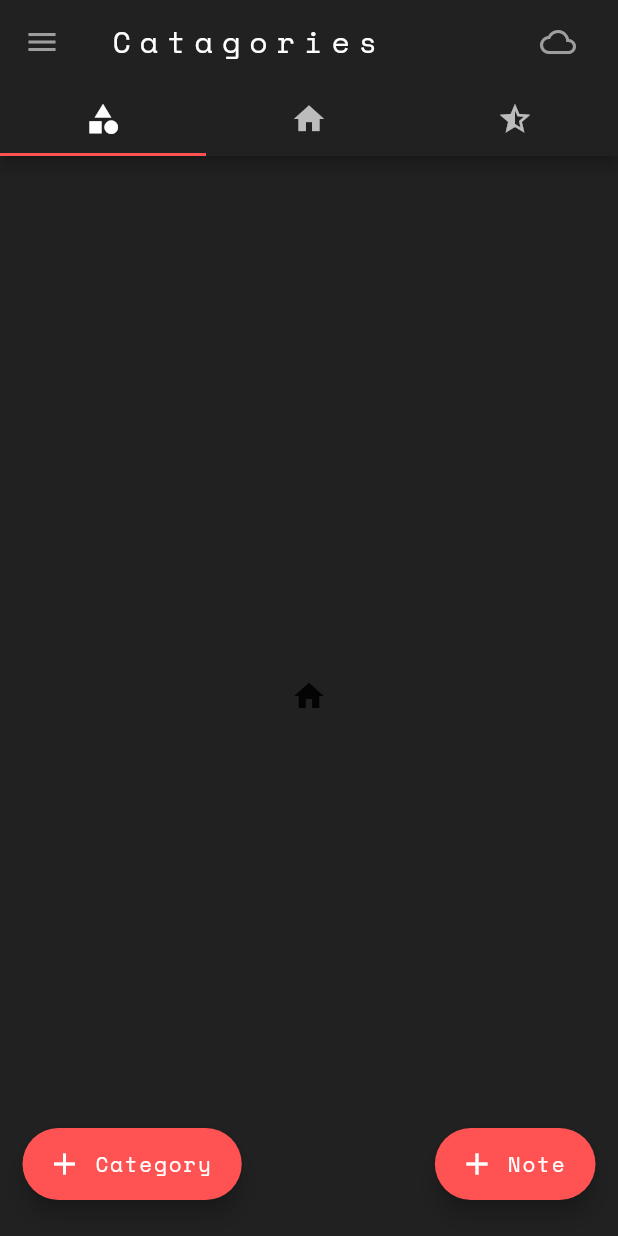
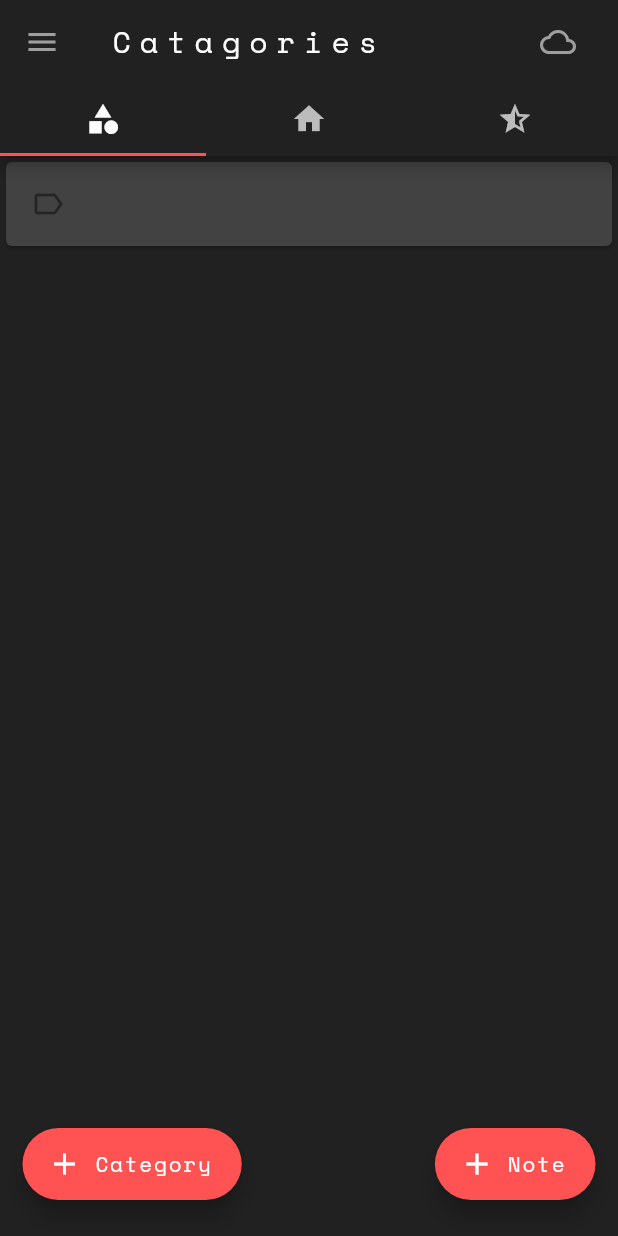
Before and after one commit to richardjoy530/notepad, a Flutter app: the MyTabbedHome screen opened directly, on a phone screen of 412 x 824 dp. Run offline on Flutter 3.47's test engine with Material 2 defaults, Android fonts, the phone set to English and light mode, and no system bars; our stand-ins replace sqflite; accounts and stored records are empty.

```diff
--- a/lib/main.dart
+++ b/lib/main.dart
@@ -43,6 +43,7 @@ class _MyTabbedHomeState extends State<MyTabbedHome>
   TabController _tabController;
   TextEditingController controller = TextEditingController();
   List<Note> notes = [];
+  List<String> categoryList = ['Not Specified'];
   List<Note> starredNotes = [];
   List<String> menu = [
     'Settings',
@@ -234,7 +235,22 @@ class _MyTabbedHomeState extends State<MyTabbedHome>
           ],
           bottom: TabBar(controller: _tabController, tabs: myTabs)),
       body: TabBarView(controller: _tabController, children: <Widget>[
-        Tab(icon: Icon(Icons.home)),
+        Tab(
+          child: ListView.builder(
+            itemCount: categoryList.length,
+            itemBuilder: (context, index) {
+              return Center(
+                child: Card(
+                  child: ListTile(
+                    leading: Icon(
+                      Icons.label_outline,
+                    ),
+                  ),
+                ),
+              );
+            },
+          ),
+        ),
         Tab(
           child: notes.length == 0
               ? IconButton(
```
Also changed, not shown: lib/addnote.dart (+20 -16 lines).
